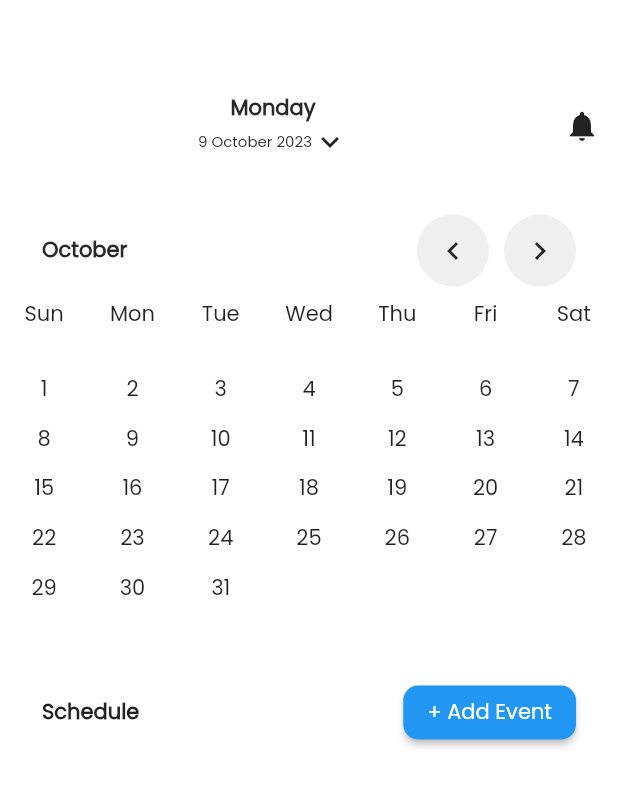
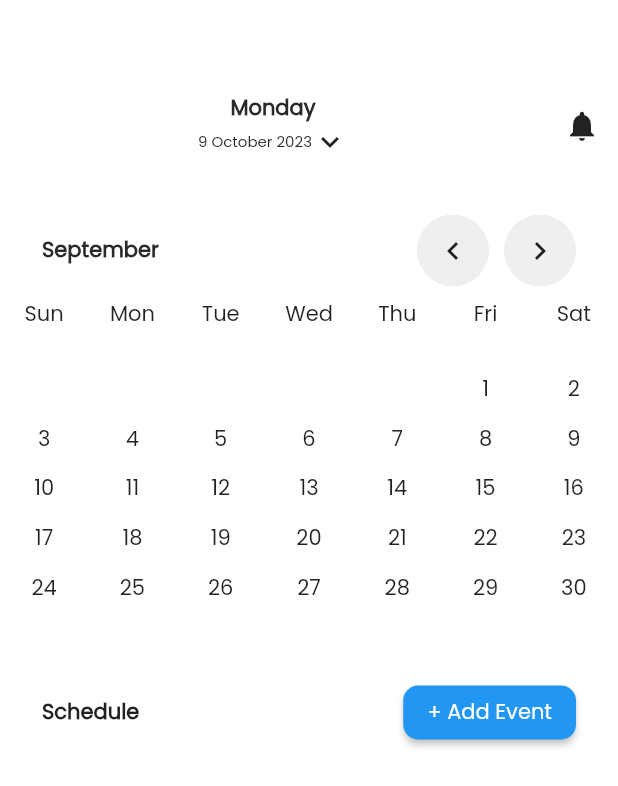
Before and after one commit to Abdulvokhid4977/todo, a Flutter app: the screen it shows after launch, after a tap on the "keyboard arrow left" icon, on a phone screen of 412 x 824 dp. Shown: the top 786 px of the screen. Run offline on Flutter 3.47's test engine with Material 2 defaults, Android fonts, the phone set to English and light mode, and no system bars; our stand-ins replace equatable, flutter_bloc, sqflite; accounts and stored records are empty.

```diff
--- a/lib/presentation/pages/main_page/main_page.dart
+++ b/lib/presentation/pages/main_page/main_page.dart
@@ -11,7 +11,6 @@ import 'package:todo_app/presentation/bloc/main/main_bloc.dart';
 import 'package:todo_app/presentation/pages/details_page/details_page.dart';
 import 'package:todo_app/presentation/pages/main_page/widgets/calendar.dart';
 import 'package:todo_app/presentation/pages/main_page/widgets/event.dart';
-import 'package:todo_app/presentation/pages/main_page/widgets/main_widgets.dart';
 
 class MainPage extends StatefulWidget {
   const MainPage({super.key});
@@ -22,6 +21,7 @@ class MainPage extends StatefulWidget {
 
 class _MainPageState extends State<MainPage> {
   DateTime selectedDate = DateTime.now();
+  DateTime changedTime= DateTime.now();
   DateTime? selectedMonth;
   int today = DateTime.now().day;
 
@@ -31,9 +31,6 @@ class _MainPageState extends State<MainPage> {
     setState(() {
       events = dbData;
     });
-    if (kDebugMode) {
-      print('this is events content: $events');
-    }
   }
 
   @override
@@ -65,9 +62,7 @@ class _MainPageState extends State<MainPage> {
     if (kDebugMode) {
       print(events);
     }
-    return BlocBuilder<MainBloc, MainState>(
-      builder: (context, state) {
-        return Scaffold(
+    return Scaffold(
           backgroundColor: Colors.white,
           body: Column(
             children: [
@@ -127,24 +122,62 @@ class _MainPageState extends State<MainPage> {
                       mainAxisAlignment: MainAxisAlignment.spaceBetween,
                       children: [
                         Text(
-                          DateFormat.MMMM().format(selectedMonth ??
-                            DateTime.now(),
-                          ),
+                          DateFormat.MMMM().format(changedTime),
                           style: TextStyle(
                             fontWeight: FontWeight.w600,
                             fontSize: 14,
                             color: Colours.blackCustom,
                           ),
                         ),
-                        LRButtons(selectedDate),
+                        Row(
+                          children: [
+                            Container(
+                              alignment: Alignment.center,
+                              decoration: BoxDecoration(
+                                color: Colours.lightGrey,
+                                borderRadius: const BorderRadius.all(
+                                  Radius.circular(50),
+                                ),
+                              ),
+                              child: IconButton(
+                                onPressed: () {
+                                  _previousMonth();
+                                  // context.read<MainBloc>().add(
+                                  //   CalendarPreviousMonthEvent(selectedDate),
+                                  // );
+                                },
+                                icon: const Icon(Icons.keyboard_arrow_left),
+                              ),
+                            ),
+                            AppUtils.kWidth10,
+                            Container(
+                              alignment: Alignment.center,
+                              decoration: BoxDecoration(
+                                color: Colours.lightGrey,
+                                borderRadius: const BorderRadius.all(
+                                  Radius.circular(50),
+                                ),
+                              ),
+                              child: IconButton(
+                                onPressed: () {
+                                  _nextMonth();
+                                  // context.read<MainBloc>().add(
+                                  //   CalendarNextMonthEvent(selectedDate),
+                                  // );
+                                },
+                                icon: const Icon(Icons.keyboard_arrow_right),
+                              ),
+                            ),
+                          ],
+                        )
                       ],
                     ),
                   ),
                 ],
               ),
-              const SizedBox(
+              SizedBox(
                 height: 260,
-                child: Calendar(),
+                child: Calendar(changedTime),
               ),
               Padding(
                 padding: const EdgeInsets.fromLTRB(28, 0, 28, 0),
@@ -205,8 +238,16 @@ class _MainPageState extends State<MainPage> {
               ),
             ],
           ),
-        );
-      },
     );
   }
+  void _previousMonth() {
+    setState(() {
+      changedTime = DateTime(changedTime.year, changedTime.month - 1, 1);
+    });
+  }
+  void _nextMonth() {
+    setState(() {
+      changedTime = DateTime(changedTime.year, changedTime.month + 1, 1);
+    });
+  }
 }
--- a/lib/presentation/pages/main_page/widgets/calendar.dart
+++ b/lib/presentation/pages/main_page/widgets/calendar.dart
@@ -2,7 +2,8 @@ import 'package:flutter/material.dart';
 import 'package:todo_app/core/utils/utils.dart';
 
 class Calendar extends StatefulWidget {
-  const Calendar({super.key});
+  final DateTime selectedPeriod;
+  const Calendar(this.selectedPeriod, {super.key});
 
   @override
   State<Calendar> createState() => _CalendarState();
@@ -25,25 +26,13 @@ class _CalendarState extends State<Calendar> {
     );
   }
 
-  void _previousMonth() {
-    setState(() {
-      _currentDate = DateTime(_currentDate.year, _currentDate.month - 1, 1);
-    });
-  }
-
-  void _nextMonth() {
-    setState(() {
-      _currentDate = DateTime(_currentDate.year, _currentDate.month + 1, 1);
-    });
-  }
-
   List<Widget> _buildCalendarDays() {
     List<Widget> days = [];
 
     DateTime firstDayOfMonth =
-        DateTime(_currentDate.year, _currentDate.month, 1);
+        DateTime(widget.selectedPeriod.year, widget.selectedPeriod.month, 1);
     int daysInMonth =
-        DateTime(_currentDate.year, _currentDate.month + 1, 0).day;
+        DateTime(widget.selectedPeriod.year, widget.selectedPeriod.month + 1, 0).day;
 
     int weekDay = firstDayOfMonth.weekday;
     int currentDay = 1;
@@ -81,6 +70,7 @@ class _CalendarState extends State<Calendar> {
 
   @override
   Widget build(BuildContext context) {
+    debugPrint('/////////////////////////////////////');
     return Column(
       children: [
         Expanded(
```
